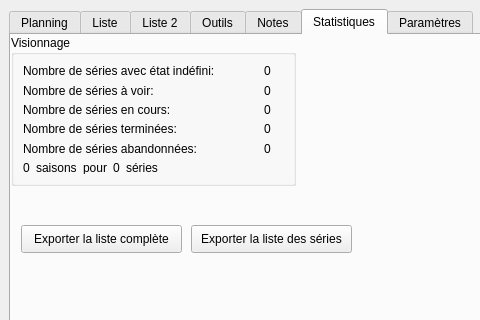
seigneurfuo/MyAnimeManager2, file ressources/MainWindow.ui: the form before one commit; both pictures show x 0 to 480 and y 0 to 320 of the 1115 by 783 pixel window.
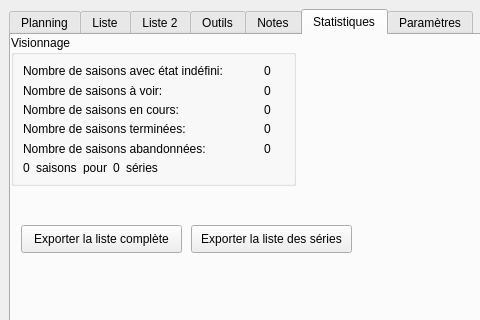
The form after the commit. Icons and pictures are not drawn.

Commit message: Rommage d'un text qui n'était pas correct.

The edit to the form file:
```diff
--- a/ressources/MainWindow.ui
+++ b/ressources/MainWindow.ui
@@ -1817,7 +1817,7 @@
            <item row="0" column="0">
             <widget class="QLabel" name="label_50">
              <property name="text">
-              <string>Nombre de séries avec état indéfini:</string>
+              <string>Nombre de saisons avec état indéfini:</string>
              </property>
             </widget>
            </item>
@@ -1845,7 +1845,7 @@
            <item row="0" column="0">
             <widget class="QLabel" name="label_41">
              <property name="text">
-              <string>Nombre de séries en cours:</string>
+              <string>Nombre de saisons en cours:</string>
              </property>
             </widget>
            </item>
@@ -1931,7 +1931,7 @@
            <item row="0" column="0">
             <widget class="QLabel" name="label_43">
              <property name="text">
-              <string>Nombre de séries à voir:</string>
+              <string>Nombre de saisons à voir:</string>
              </property>
             </widget>
            </item>
@@ -1972,7 +1972,7 @@
            <item row="0" column="0">
             <widget class="QLabel" name="label_42">
              <property name="text">
-              <string>Nombre de séries terminées:</string>
+              <string>Nombre de saisons terminées:</string>
              </property>
             </widget>
            </item>
@@ -2026,7 +2026,7 @@
            <item row="0" column="0">
             <widget class="QLabel" name="label_47">
              <property name="text">
-              <string>Nombre de séries abandonnées:</string>
+              <string>Nombre de saisons abandonnées:</string>
              </property>
             </widget>
            </item>
```
